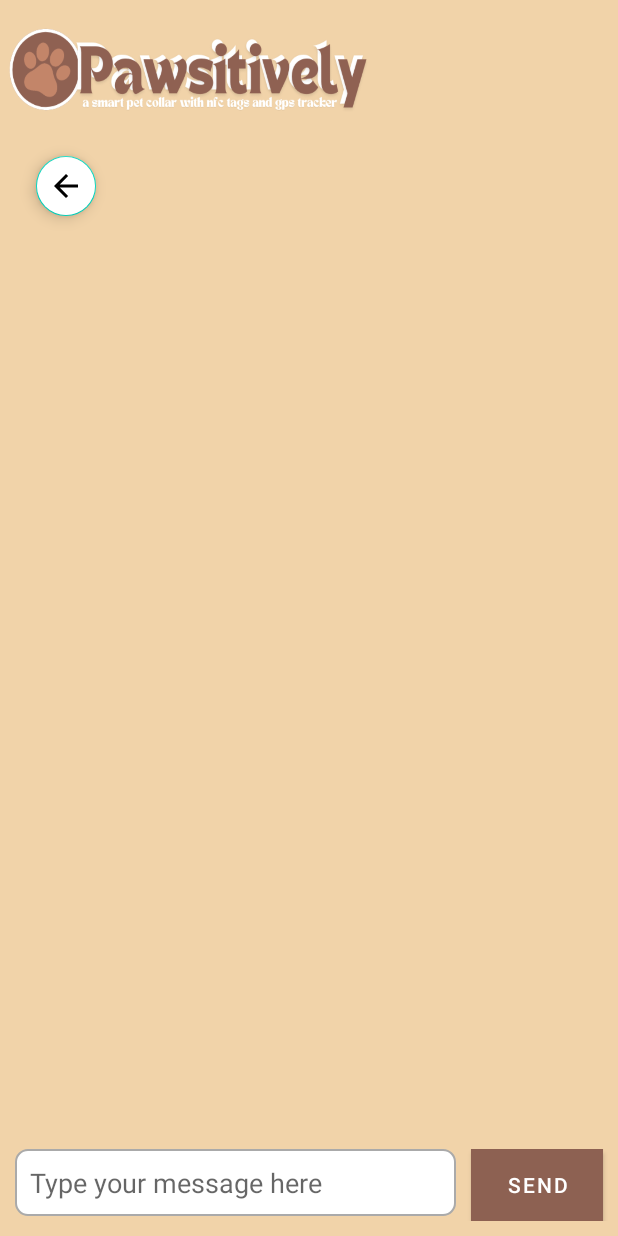
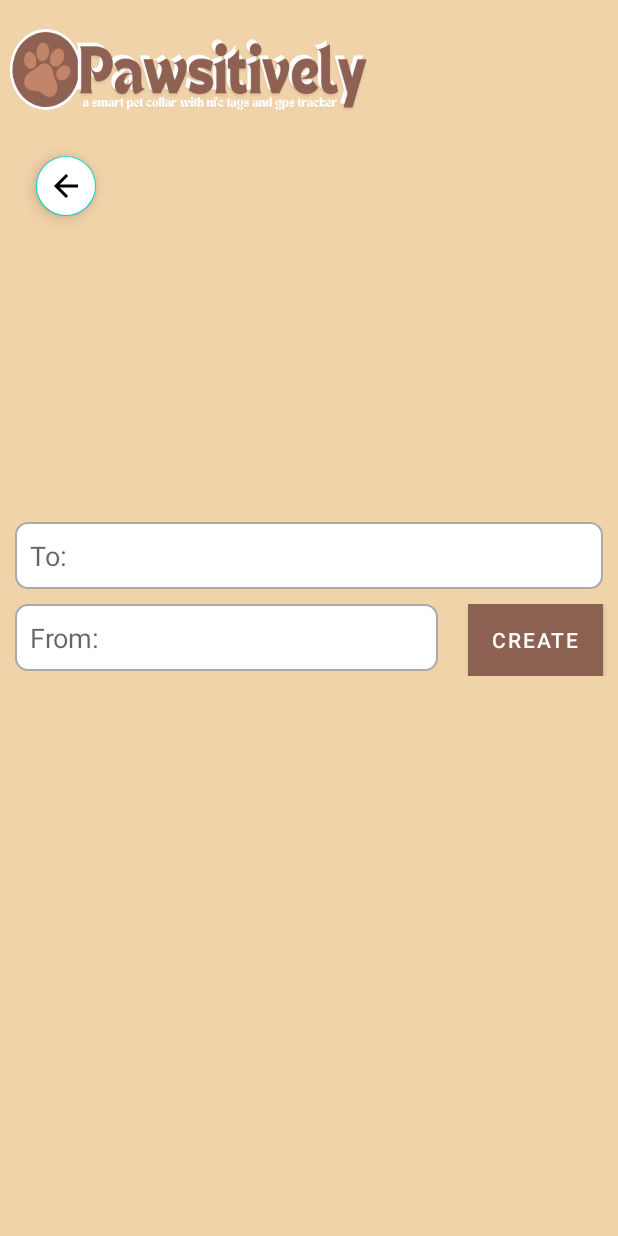
Before and after one commit to Noy-98/pawsitively, an Android app: the PersonalChatActivity screen opened directly, with no data from a screen before it, after a tap on "Go back", on a phone screen of 412 x 824 dp. Run offline under Robolectric (Android 15) with nearby library versions, the phone set to English and light mode, and no system bars; our stand-ins replace Firebase (no records; nobody signed in at launch, a user with empty details on screens opened directly); 1 statement that could not run was skipped.

Commit message:
Add Features Part 6

```diff
--- a/app/src/main/java/com/example/pawsitively/CommunityChatActivity.java
+++ b/app/src/main/java/com/example/pawsitively/CommunityChatActivity.java
@@ -86,7 +86,7 @@ public class CommunityChatActivity extends AppCompatActivity {
                 })
                 .setNegativeButton("No", (dialog, which) -> {
                     // Navigate to PersonalChatActivity
-                    Intent intent = new Intent(CommunityChatActivity.this, PersonalChatActivity.class);
+                    Intent intent = new Intent(CommunityChatActivity.this, PersonalChatListActivity.class);
                     startActivity(intent);
                     finish(); // Close the current activity
                 })
--- a/app/src/main/java/com/example/pawsitively/PersonalChatActivity.java
+++ b/app/src/main/java/com/example/pawsitively/PersonalChatActivity.java
@@ -2,7 +2,6 @@ package com.example.pawsitively;
 
 import android.content.Intent;
 import android.os.Bundle;
-import android.util.Log;
 import android.widget.Button;
 import android.widget.EditText;
 import android.widget.ListView;
@@ -24,92 +23,97 @@ import com.google.firebase.database.FirebaseDatabase;
 import com.google.firebase.database.ValueEventListener;
 
 import java.util.ArrayList;
-import java.util.List;
 
 public class PersonalChatActivity extends AppCompatActivity {
 
-    private FloatingActionButton go_back_bttn;
     private EditText toEditText, fromEditText, messageInput;
     private Button sendButton;
     private ListView communityChatListView;
-    private String currentUserId;
-    private String currentUserContact;
-    private DatabaseReference usersRef, privateChatRef;
-    private PrivateMessageAdapter privateMessageAdapter;
-    private List<CommunityChatItem> privateChats;
+    private DatabaseReference privateChatRef;
+    private String currentUserId, currentUserContact;
+    private PrivateMessageAdapter messageAdapter;
+    private ArrayList<CommunityChatItem> chatMessages;
+
+    private FloatingActionButton backButton;
 
     @Override
     protected void onCreate(Bundle savedInstanceState) {
         super.onCreate(savedInstanceState);
         EdgeToEdge.enable(this);
         setContentView(R.layout.activity_personal_chat);
-
         ViewCompat.setOnApplyWindowInsetsListener(findViewById(R.id.main), (v, insets) -> {
             Insets systemBars = insets.getInsets(WindowInsetsCompat.Type.systemBars());
             v.setPadding(systemBars.left, systemBars.top, systemBars.right, systemBars.bottom);
             return insets;
         });
 
-        // Initialize UI components
         toEditText = findViewById(R.id.to);
         fromEditText = findViewById(R.id.from);
         messageInput = findViewById(R.id.messageInput);
         sendButton = findViewById(R.id.sendButton);
         communityChatListView = findViewById(R.id.communityChatListView);
-        go_back_bttn = findViewById(R.id.go_back_bttn);
 
-        privateChats = new ArrayList<>();
-        privateMessageAdapter = new PrivateMessageAdapter(this, privateChats);
-        communityChatListView.setAdapter(privateMessageAdapter);
+        backButton = findViewById(R.id.go_back_bttn);
 
-        // Firebase references
+        backButton.setOnClickListener(view -> startActivity(new Intent(PersonalChatActivity.this, PersonalChatListActivity.class)));
+
+        String toContact = getIntent().getStringExtra("toContact");
+        String fromContact = getIntent().getStringExtra("fromContact");
+
+        toEditText.setText(toContact);
+        fromEditText.setText(fromContact);
+
         currentUserId = FirebaseAuth.getInstance().getCurrentUser().getUid();
-        usersRef = FirebaseDatabase.getInstance().getReference().child("users");
         privateChatRef = FirebaseDatabase.getInstance().getReference().child("PrivateChat");
 
-        // Load current user's contact number
-        loadCurrentUserContact();
+        chatMessages = new ArrayList<>();
+        messageAdapter = new PrivateMessageAdapter(this, chatMessages);
+        communityChatListView.setAdapter(messageAdapter);
 
-        sendButton.setOnClickListener(v -> sendPrivateMessage());
-
-        go_back_bttn.setOnClickListener(view -> startActivity(new Intent(PersonalChatActivity.this, CommunityChatActivity.class)));
+        loadChatMessages(toContact);
+        sendButton.setOnClickListener(v -> sendMessage(toContact));
     }
 
-    private void sendPrivateMessage() {
-        String toContact = toEditText.getText().toString().trim();
+    private void sendMessage(String toContact) {
         String message = messageInput.getText().toString().trim();
-
-        if (toContact.isEmpty() || message.isEmpty()) {
-            Toast.makeText(this, "Please fill in all fields", Toast.LENGTH_SHORT).show();
+        if (message.isEmpty()) {
+            Toast.makeText(this, "Message cannot be empty", Toast.LENGTH_SHORT).show();
             return;
         }
 
-        String conversationKey = generateConversationKey(currentUserContact, toContact);
-
-        usersRef.orderByChild("contactNumber").equalTo(toContact).addListenerForSingleValueEvent(new ValueEventListener() {
-            @Override
-            public void onDataChange(@NonNull DataSnapshot snapshot) {
-                if (snapshot.exists()) {
+        String conversationKey = generateConversationKey(fromEditText.getText().toString(), toContact);
         long timestamp = System.currentTimeMillis();
         String messageId = privateChatRef.child(conversationKey).push().getKey();
 
         CommunityChatItem chatItem = new CommunityChatItem(currentUserId, "", toContact, message, timestamp);
-
         privateChatRef.child(conversationKey).child(messageId).setValue(chatItem).addOnCompleteListener(task -> {
             if (task.isSuccessful()) {
                 messageInput.setText("");
             } else {
-                            Toast.makeText(PersonalChatActivity.this, "Failed to send message", Toast.LENGTH_SHORT).show();
+                Toast.makeText(this, "Failed to send message", Toast.LENGTH_SHORT).show();
             }
         });
-                } else {
-                    Toast.makeText(PersonalChatActivity.this, "No user found with this contact number!", Toast.LENGTH_SHORT).show();
     }
+
+    private void loadChatMessages(String toContact) {
+        String conversationKey = generateConversationKey(fromEditText.getText().toString(), toContact);
+
+        privateChatRef.child(conversationKey).addValueEventListener(new ValueEventListener() {
+            @Override
+            public void onDataChange(@NonNull DataSnapshot snapshot) {
+                chatMessages.clear();
+                for (DataSnapshot messageSnapshot : snapshot.getChildren()) {
+                    CommunityChatItem chatItem = messageSnapshot.getValue(CommunityChatItem.class);
+                    if (chatItem != null) {
+                        chatMessages.add(chatItem);
+                    }
+                }
+                messageAdapter.notifyDataSetChanged();
             }
 
             @Override
             public void onCancelled(@NonNull DatabaseError error) {
-                Log.e("PersonalChat", "Error verifying contact: " + error.getMessage());
+                Toast.makeText(PersonalChatActivity.this, "Failed to load messages.", Toast.LENGTH_SHORT).show();
             }
         });
     }
@@ -121,67 +125,4 @@ public class PersonalChatActivity extends AppCompatActivity {
             return contact2 + "_" + contact1;
         }
     }
-
-    private void loadPrivateMessages() {
-        String toContact = toEditText.getText().toString().trim();
-
-        if (toContact.isEmpty()) {
-            Toast.makeText(PersonalChatActivity.this, "Please enter a recipient contact", Toast.LENGTH_SHORT).show();
-            Log.e("PersonalChat", "Recipient contact is empty");
-            return;
 }
-
-        if (currentUserContact == null) {
-            Toast.makeText(PersonalChatActivity.this, "Current user contact is not loaded", Toast.LENGTH_SHORT).show();
-            Log.e("PersonalChat", "Current user contact is null");
-            return;
-        }
-
-        String conversationKey = generateConversationKey(currentUserContact, toContact);
-
-        privateChatRef.child(conversationKey).addValueEventListener(new ValueEventListener() {
-            @Override
-            public void onDataChange(@NonNull DataSnapshot snapshot) {
-                privateChats.clear();
-                for (DataSnapshot messageSnapshot : snapshot.getChildren()) {
-                    CommunityChatItem chatItem = messageSnapshot.getValue(CommunityChatItem.class);
-                    if (chatItem != null) {
-                        privateChats.add(chatItem);
-                    }
-                }
-                privateMessageAdapter.notifyDataSetChanged();
-            }
-
-            @Override
-            public void onCancelled(@NonNull DatabaseError error) {
-                Log.e("PersonalChat", "Error loading private messages: " + error.getMessage());
-            }
-        });
-    }
-
-
-    private void loadCurrentUserContact() {
-        usersRef.child(currentUserId).addListenerForSingleValueEvent(new ValueEventListener() {
-            @Override
-            public void onDataChange(@NonNull DataSnapshot snapshot) {
-                if (snapshot.exists() && snapshot.hasChild("contactNumber")) {
-                    currentUserContact = snapshot.child("contactNumber").getValue(String.class);
-                    if (currentUserContact != null) {
-                        fromEditText.setText(currentUserContact);
-                        loadPrivateMessages(); // Load messages only after contact is set
-                    } else {
-                        Log.e("PersonalChat", "Contact number is null for current user");
-                    }
-                } else {
-                    Log.e("PersonalChat", "No contactNumber found for current user in database");
-                }
-            }
-
-            @Override
-            public void onCancelled(@NonNull DatabaseError error) {
-                Log.e("PersonalChat", "Error loading current user contact: " + error.getMessage());
-            }
-        });
-    }
-
-}
--- /dev/null
+++ b/app/src/main/java/com/example/pawsitively/PersonalChatListActivity.java
@@ -0,0 +1,134 @@
+package com.example.pawsitively;
+
+import android.content.Intent;
+import android.os.Bundle;
+import android.view.View;
+import android.widget.Button;
+import android.widget.EditText;
+import android.widget.ListView;
+import android.widget.Toast;
+
+import androidx.activity.EdgeToEdge;
+import androidx.annotation.NonNull;
+import androidx.appcompat.app.AppCompatActivity;
+import androidx.core.graphics.Insets;
+import androidx.core.view.ViewCompat;
+import androidx.core.view.WindowInsetsCompat;
+
+import com.google.android.material.floatingactionbutton.FloatingActionButton;
+import com.google.firebase.auth.FirebaseAuth;
+import com.google.firebase.database.DataSnapshot;
+import com.google.firebase.database.DatabaseError;
+import com.google.firebase.database.DatabaseReference;
+import com.google.firebase.database.FirebaseDatabase;
+import com.google.firebase.database.ValueEventListener;
+
+import java.util.ArrayList;
+
+public class PersonalChatListActivity extends AppCompatActivity {
+
+    private EditText toEditText, fromEditText;
+    private Button textBttn;
+    //private ListView personChatList;
+    private DatabaseReference usersRef;
+    private String currentUserId;
+
+    private FloatingActionButton backButton;
+
+    @Override
+    protected void onCreate(Bundle savedInstanceState) {
+        super.onCreate(savedInstanceState);
+        EdgeToEdge.enable(this);
+        setContentView(R.layout.activity_personal_chat_list);
+        ViewCompat.setOnApplyWindowInsetsListener(findViewById(R.id.main), (v, insets) -> {
+            Insets systemBars = insets.getInsets(WindowInsetsCompat.Type.systemBars());
+            v.setPadding(systemBars.left, systemBars.top, systemBars.right, systemBars.bottom);
+            return insets;
+        });
+
+        toEditText = findViewById(R.id.to);
+        fromEditText = findViewById(R.id.from);
+        textBttn = findViewById(R.id.textBttn);
+       // personChatList = findViewById(R.id.personChatList);
+
+        backButton = findViewById(R.id.go_back_bttn);
+
+        backButton.setOnClickListener(view -> startActivity(new Intent(PersonalChatListActivity.this, CommunityChatActivity.class)));
+
+        currentUserId = FirebaseAuth.getInstance().getCurrentUser().getUid();
+        usersRef = FirebaseDatabase.getInstance().getReference().child("users");
+
+        // Fetch and display the current user's contact number in the "from" EditText
+        usersRef.child(currentUserId).child("contactNumber").addListenerForSingleValueEvent(new ValueEventListener() {
+            @Override
+            public void onDataChange(@NonNull DataSnapshot snapshot) {
+                if (snapshot.exists()) {
+                    String contactNumber = snapshot.getValue(String.class);
+                    if (contactNumber != null) {
+                        fromEditText.setText(contactNumber);
+                    }
+                } else {
+                    Toast.makeText(PersonalChatListActivity.this, "Failed to fetch contact number.", Toast.LENGTH_SHORT).show();
+                }
+            }
+
+            @Override
+            public void onCancelled(@NonNull DatabaseError error) {
+                Toast.makeText(PersonalChatListActivity.this, "Database error: " + error.getMessage(), Toast.LENGTH_SHORT).show();
+            }
+        });
+
+        textBttn.setOnClickListener(v -> {
+            String to = toEditText.getText().toString().trim();
+            String from = fromEditText.getText().toString().trim();
+
+            if (to.isEmpty() || from.isEmpty()) {
+                Toast.makeText(this, "Please fill in both fields", Toast.LENGTH_SHORT).show();
+            } else {
+                Intent intent = new Intent(PersonalChatListActivity.this, PersonalChatActivity.class);
+                intent.putExtra("toContact", to);
+                intent.putExtra("fromContact", from);
+                startActivity(intent);
+            }
+        });
+
+       // loadChatContacts();
+    }
+
+   /* private void loadChatContacts() {
+        DatabaseReference privateChatRef = FirebaseDatabase.getInstance().getReference().child("PrivateChat");
+
+        privateChatRef.addListenerForSingleValueEvent(new ValueEventListener() {
+            @Override
+            public void onDataChange(@NonNull DataSnapshot snapshot) {
+                ArrayList<String> contacts = new ArrayList<>();
+                String currentUserContact = FirebaseAuth.getInstance().getCurrentUser().getPhoneNumber();
+
+                for (DataSnapshot conversationSnapshot : snapshot.getChildren()) {
+                    String conversationKey = conversationSnapshot.getKey();
+
+                    if (conversationKey != null && currentUserContact != null && conversationKey.contains(currentUserContact)) {
+                        // Extract the other participant's contact
+                        String[] participants = conversationKey.split("_");
+                        String otherContact = participants[0].equals(currentUserContact) ? participants[1] : participants[0];
+
+                        contacts.add(otherContact);
+                    }
+                }
+
+                if (contacts.isEmpty()) {
+                    Toast.makeText(PersonalChatListActivity.this, "No conversations found.", Toast.LENGTH_SHORT).show();
+                } else {
+                    ContactNumberPrivateMessageAdapter adapter = new ContactNumberPrivateMessageAdapter(PersonalChatListActivity.this, contacts);
+                    personChatList.setAdapter(adapter);
+                }
+            }
+
+            @Override
+            public void onCancelled(@NonNull DatabaseError error) {
+                Toast.makeText(PersonalChatListActivity.this, "Failed to load conversations: " + error.getMessage(), Toast.LENGTH_SHORT).show();
+            }
+        });
+    } */
+
+}
--- a/app/src/main/java/com/example/pawsitively/PrivateMessageAdapter.java
+++ b/app/src/main/java/com/example/pawsitively/PrivateMessageAdapter.java
@@ -48,10 +48,10 @@ public class PrivateMessageAdapter extends android.widget.ArrayAdapter<Community
             // Align messages
             String currentUserId = FirebaseAuth.getInstance().getCurrentUser().getUid();
             if (chatItem.getSenderId().equals(currentUserId)) {
-                chatItemLayout.setGravity(View.TEXT_ALIGNMENT_VIEW_END); // Right-align for sent messages
+                chatItemLayout.setGravity(View.TEXT_ALIGNMENT_VIEW_START); // Right-align for sent messages
                 messageText.setBackgroundResource(R.drawable.message_background_sender); // Customize sender background
             } else {
-                chatItemLayout.setGravity(View.TEXT_ALIGNMENT_VIEW_START); // Left-align for received messages
+                chatItemLayout.setGravity(View.TEXT_ALIGNMENT_VIEW_END); // Left-align for received messages
                 messageText.setBackgroundResource(R.drawable.message_background_receiver); // Customize receiver background
             }
         }
--- /dev/null
+++ b/app/src/main/res/layout/activity_personal_chat_list.xml
@@ -0,0 +1,85 @@
+<?xml version="1.0" encoding="utf-8"?>
+<LinearLayout xmlns:android="http://schemas.android.com/apk/res/android"
+    xmlns:app="http://schemas.android.com/apk/res-auto"
+    xmlns:tools="http://schemas.android.com/tools"
+    android:id="@+id/main"
+    android:layout_width="match_parent"
+    android:layout_height="match_parent"
+    tools:context=".PersonalChatListActivity"
+    android:background="@drawable/mainbg"
+    android:orientation="vertical">
+
+    <com.google.android.material.floatingactionbutton.FloatingActionButton
+        android:id="@+id/go_back_bttn"
+        android:layout_width="wrap_content"
+        android:layout_height="wrap_content"
+        android:src="@drawable/baseline_arrow_back_24"
+        app:rippleColor="#EDD1A7"
+        app:layout_constraintTop_toTopOf="parent"
+        app:layout_constraintStart_toStartOf="parent"
+        android:layout_marginStart="20dp"
+        android:layout_marginTop="100dp"
+        android:backgroundTint="@color/white"
+        app:fabCustomSize="40dp"
+        android:contentDescription="Go back"/>
+
+    <LinearLayout
+        android:layout_width="match_parent"
+        android:layout_height="wrap_content"
+        android:orientation="horizontal"
+        android:layout_marginTop="200dp">
+
+        <EditText
+            android:id="@+id/to"
+            android:layout_width="0dp"
+            android:layout_height="wrap_content"
+            android:layout_weight="1"
+            android:hint="To:"
+            android:padding="10dp"
+            android:layout_marginStart="10dp"
+            android:layout_marginEnd="10dp"
+            android:background="@drawable/edittext_background"/>
+
+    </LinearLayout>
+
+    <LinearLayout
+        android:layout_width="match_parent"
+        android:layout_height="wrap_content"
+        android:orientation="horizontal"
+        android:layout_marginTop="10dp">
+
+        <EditText
+            android:id="@+id/from"
+            android:layout_width="0dp"
+            android:layout_height="wrap_content"
+            android:layout_weight="1"
+            android:hint="From:"
+            android:padding="10dp"
+            android:layout_marginStart="10dp"
+            android:layout_marginEnd="10dp"
+            android:background="@drawable/edittext_background"/>
+
+        <Button
+            android:id="@+id/textBttn"
+            android:layout_width="wrap_content"
+            android:layout_height="wrap_content"
+            android:text="Create"
+            android:layout_marginStart="10dp"
+            android:layout_marginEnd="10dp"
+            android:background="@color/colorAccent"
+            android:textColor="@android:color/white"/>
+
+    </LinearLayout>
+
+   <!-- <ListView
+        android:id="@+id/personChatList"
+        android:layout_width="match_parent"
+        android:layout_height="0dp"
+        android:layout_weight="1"
+        android:divider="@android:color/transparent"
+        android:dividerHeight="10dp"
+        android:layout_marginTop="20dp"
+        android:layout_marginStart="10dp"
+        android:layout_marginEnd="10dp"/> -->
+
+</LinearLayout>
```
Also changed, not shown: app/src/main/AndroidManifest.xml (+6 -4 lines), app/src/main/java/com/example/pawsitively/CommunityChatItem.java (+25 -4 lines), app/src/main/java/com/example/pawsitively/ContactNumberPrivateMessageAdapter.java (added, +77 -0 lines), app/src/main/res/layout/item_private_chat_person_list.xml (added, +31 -0 lines). Lines whose indentation alone changed are shown as unchanged.
